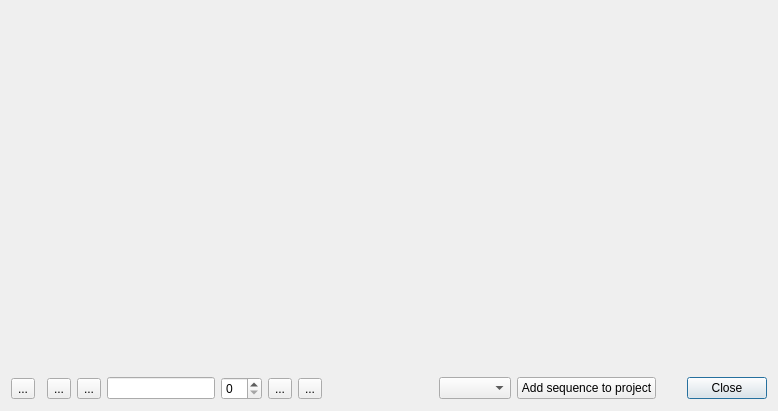
First picture: the form in src/widgets/stopmotion_ui.ui, repository KDE/kdenlive, before the edit.
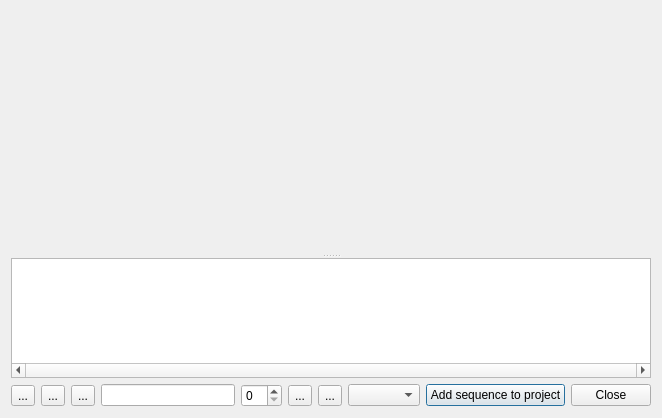
Second picture: the form after the edit. Custom widgets are drawn as their Qt base class.

Commit message: Improve stopmotion widget (show thumbs of previous frames)

What changed in the file:
```diff
--- a/src/widgets/stopmotion_ui.ui
+++ b/src/widgets/stopmotion_ui.ui
@@ -6,15 +6,19 @@
    <rect>
     <x>0</x>
     <y>0</y>
-    <width>778</width>
-    <height>411</height>
+    <width>662</width>
+    <height>418</height>
    </rect>
   </property>
   <property name="windowTitle">
    <string>Dialog</string>
   </property>
   <layout class="QGridLayout" name="gridLayout">
-   <item row="0" column="0" colspan="12">
+   <item row="0" column="0" colspan="10">
+    <widget class="QSplitter" name="splitter">
+     <property name="orientation">
+      <enum>Qt::Vertical</enum>
+     </property>
     <widget class="QFrame" name="video_preview">
      <property name="sizePolicy">
       <sizepolicy hsizetype="Expanding" vsizetype="Expanding">
@@ -32,6 +36,36 @@
       <number>0</number>
      </property>
     </widget>
+     <widget class="QListWidget" name="frame_list">
+      <property name="maximumSize">
+       <size>
+        <width>16777215</width>
+        <height>120</height>
+       </size>
+      </property>
+      <property name="frameShape">
+       <enum>QFrame::StyledPanel</enum>
+      </property>
+      <property name="verticalScrollBarPolicy">
+       <enum>Qt::ScrollBarAlwaysOff</enum>
+      </property>
+      <property name="horizontalScrollBarPolicy">
+       <enum>Qt::ScrollBarAlwaysOn</enum>
+      </property>
+      <property name="movement">
+       <enum>QListView::Static</enum>
+      </property>
+      <property name="isWrapping" stdset="0">
+       <bool>false</bool>
+      </property>
+      <property name="viewMode">
+       <enum>QListView::IconMode</enum>
+      </property>
+      <property name="uniformItemSizes">
+       <bool>true</bool>
+      </property>
+     </widget>
+    </widget>
    </item>
    <item row="1" column="0">
     <widget class="QToolButton" name="live_button">
@@ -49,7 +83,7 @@
      </property>
     </widget>
    </item>
-   <item row="1" column="2">
+   <item row="1" column="1">
     <widget class="QToolButton" name="frameoverlay_button">
      <property name="toolTip">
       <string>Overlay last frame</string>
@@ -65,7 +99,7 @@
      </property>
     </widget>
    </item>
-   <item row="1" column="3">
+   <item row="1" column="2">
     <widget class="QToolButton" name="preview_button">
      <property name="toolTip">
       <string>Preview sequence</string>
@@ -78,7 +112,7 @@
      </property>
     </widget>
    </item>
-   <item row="1" column="4">
+   <item row="1" column="3">
     <widget class="KLineEdit" name="sequence_name">
      <property name="sizePolicy">
       <sizepolicy hsizetype="MinimumExpanding" vsizetype="Fixed">
@@ -94,7 +128,7 @@
      </property>
     </widget>
    </item>
-   <item row="1" column="5">
+   <item row="1" column="4">
     <widget class="QSpinBox" name="frame_number">
      <property name="toolTip">
       <string>Frame number</string>
@@ -104,17 +138,7 @@
      </property>
     </widget>
    </item>
-   <item row="1" column="11">
-    <widget class="QDialogButtonBox" name="buttonBox">
-     <property name="orientation">
-      <enum>Qt::Horizontal</enum>
-     </property>
-     <property name="standardButtons">
-      <set>QDialogButtonBox::Close</set>
-     </property>
-    </widget>
-   </item>
-   <item row="1" column="6">
+   <item row="1" column="5">
     <widget class="QToolButton" name="capture_button">
      <property name="toolTip">
       <string>Capture frame</string>
@@ -127,7 +151,7 @@
      </property>
     </widget>
    </item>
-   <item row="1" column="7">
+   <item row="1" column="6">
     <widget class="QToolButton" name="removelast_button">
      <property name="toolTip">
       <string>Remove current frame</string>
@@ -140,7 +164,7 @@
      </property>
     </widget>
    </item>
-   <item row="1" column="9">
+   <item row="1" column="7">
     <widget class="KComboBox" name="capture_device">
      <property name="toolTip">
       <string>Capture device</string>
@@ -151,25 +175,28 @@
     </widget>
    </item>
    <item row="1" column="8">
-    <spacer name="horizontalSpacer">
-     <property name="orientation">
-      <enum>Qt::Horizontal</enum>
-     </property>
-     <property name="sizeHint" stdset="0">
-      <size>
-       <width>40</width>
-       <height>20</height>
-      </size>
-     </property>
-    </spacer>
-   </item>
-   <item row="1" column="10">
     <widget class="QPushButton" name="button_addsequence">
      <property name="text">
       <string>Add sequence to project</string>
      </property>
     </widget>
    </item>
+   <item row="1" column="9">
+    <widget class="QDialogButtonBox" name="buttonBox">
+     <property name="sizePolicy">
+      <sizepolicy hsizetype="Maximum" vsizetype="Fixed">
+       <horstretch>0</horstretch>
+       <verstretch>0</verstretch>
+      </sizepolicy>
+     </property>
+     <property name="orientation">
+      <enum>Qt::Horizontal</enum>
+     </property>
+     <property name="standardButtons">
+      <set>QDialogButtonBox::Close</set>
+     </property>
+    </widget>
+   </item>
   </layout>
  </widget>
  <customwidgets>
```
Lines whose indentation alone changed are shown as unchanged. The commit also changes 3 other files.
